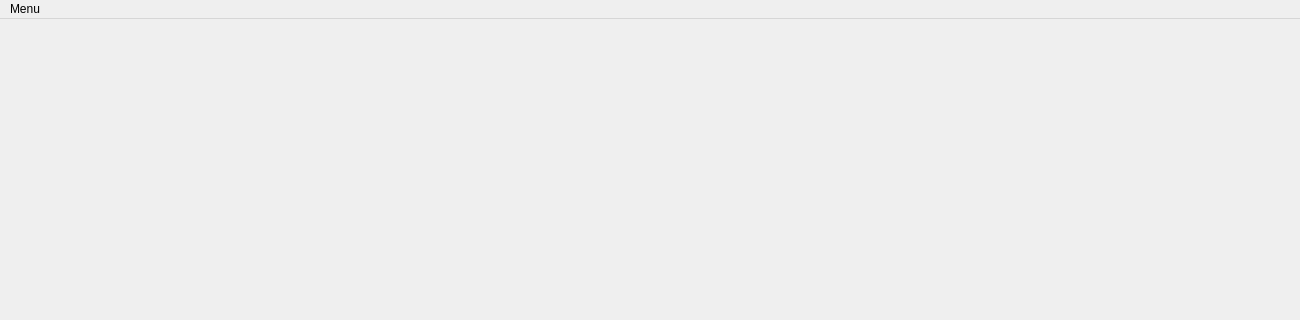
This is mainwindow.ui in DannyCamacho/SaddlebackEats as Qt 5 draws it before an edit; both pictures show x 0 to 1300 and y 0 to 320 of the 1300 by 800 pixel window. The edited form follows.
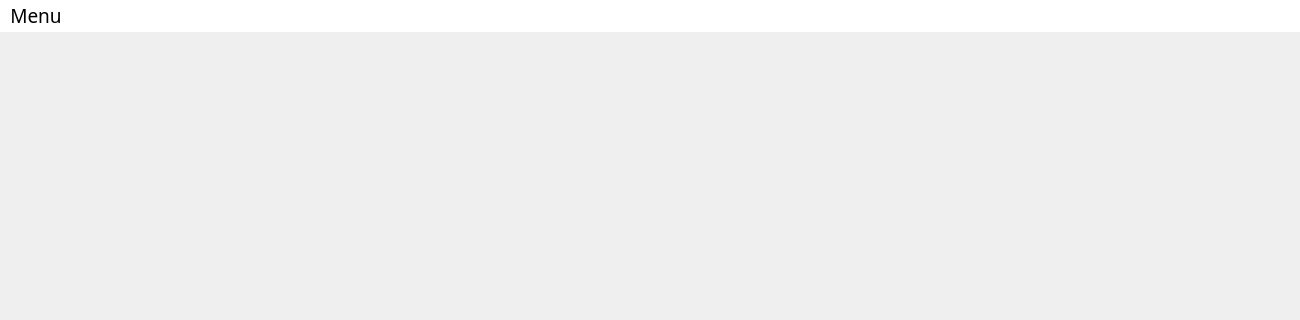
This is the edited form. Icons and pictures are not drawn.

Commit message: font is Bahnscgrift size 14 and menu background color is red

```diff
--- a/mainwindow.ui
+++ b/mainwindow.ui
@@ -10,6 +10,12 @@
     <height>800</height>
    </rect>
   </property>
+  <property name="font">
+   <font>
+    <family>Bahnschrift</family>
+    <pointsize>14</pointsize>
+   </font>
+  </property>
   <property name="windowTitle">
    <string>Saddleback Eats</string>
   </property>
@@ -17,16 +23,39 @@
    <iconset>
     <normaloff>../../../Desktop/mountain.png</normaloff>../../../Desktop/mountain.png</iconset>
   </property>
-  <widget class="QWidget" name="centralwidget"/>
+  <property name="iconSize">
+   <size>
+    <width>24</width>
+    <height>24</height>
+   </size>
+  </property>
+  <widget class="QWidget" name="centralwidget">
+   <property name="autoFillBackground">
+    <bool>false</bool>
+   </property>
+   <property name="styleSheet">
+    <string notr="true"/>
+   </property>
+  </widget>
   <widget class="QMenuBar" name="menubar">
    <property name="geometry">
     <rect>
      <x>0</x>
      <y>0</y>
      <width>1300</width>
-     <height>20</height>
+     <height>28</height>
     </rect>
    </property>
+   <property name="font">
+    <font>
+     <family>Bahnschrift</family>
+     <pointsize>14</pointsize>
+    </font>
+   </property>
+   <property name="styleSheet">
+    <string notr="true">selection-background-color: rgb(170, 0, 0);
+background-color: rgb(255, 255, 255);</string>
+   </property>
    <widget class="QMenu" name="menuMenu">
     <property name="geometry">
      <rect>
@@ -36,6 +65,15 @@
       <height>140</height>
      </rect>
     </property>
+    <property name="font">
+     <font>
+      <family>Bahnschrift</family>
+      <pointsize>14</pointsize>
+     </font>
+    </property>
+    <property name="styleSheet">
+     <string notr="true"/>
+    </property>
     <property name="title">
      <string>Menu</string>
     </property>
```
Left out of the diff: 28 changed lines with no effect on the pictures.
